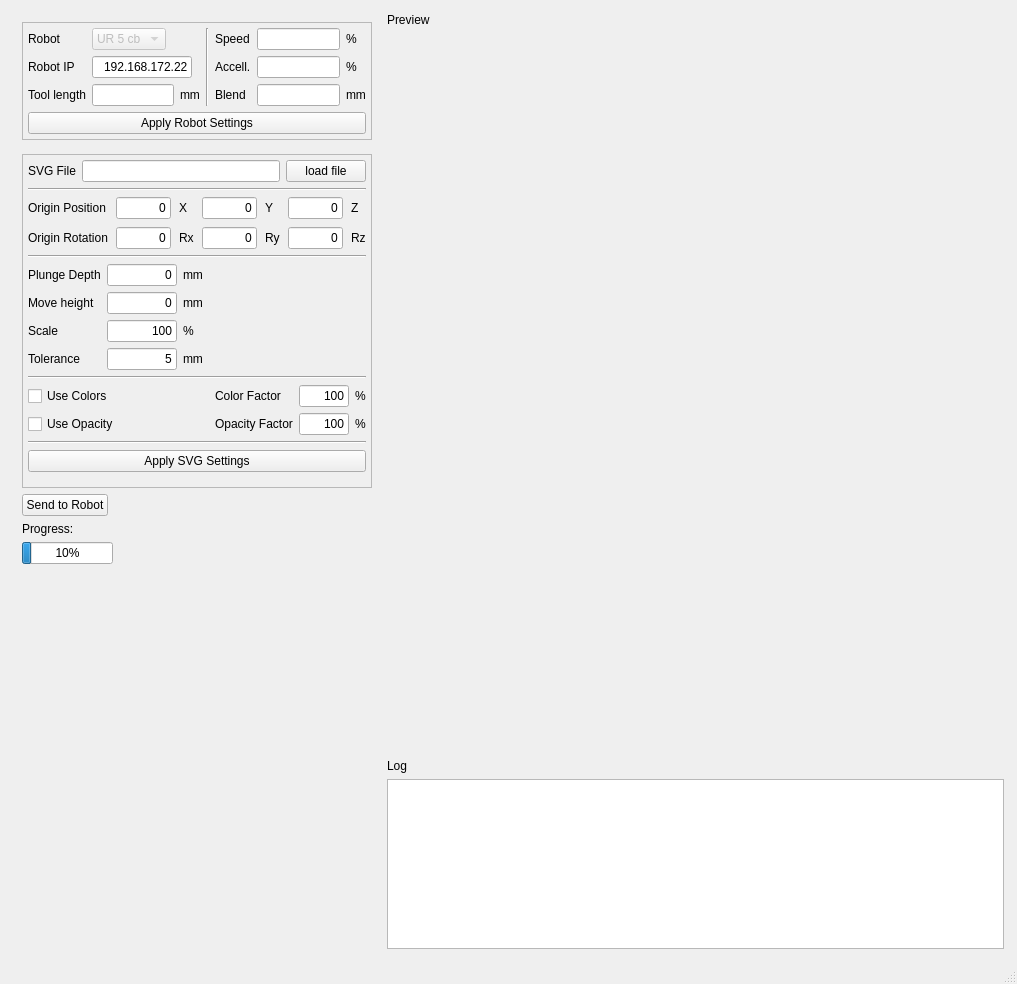
Above: UR_playground_mainwindow03.ui from robin-gdwl/UR_Playground before the change. Below: the same form after it.
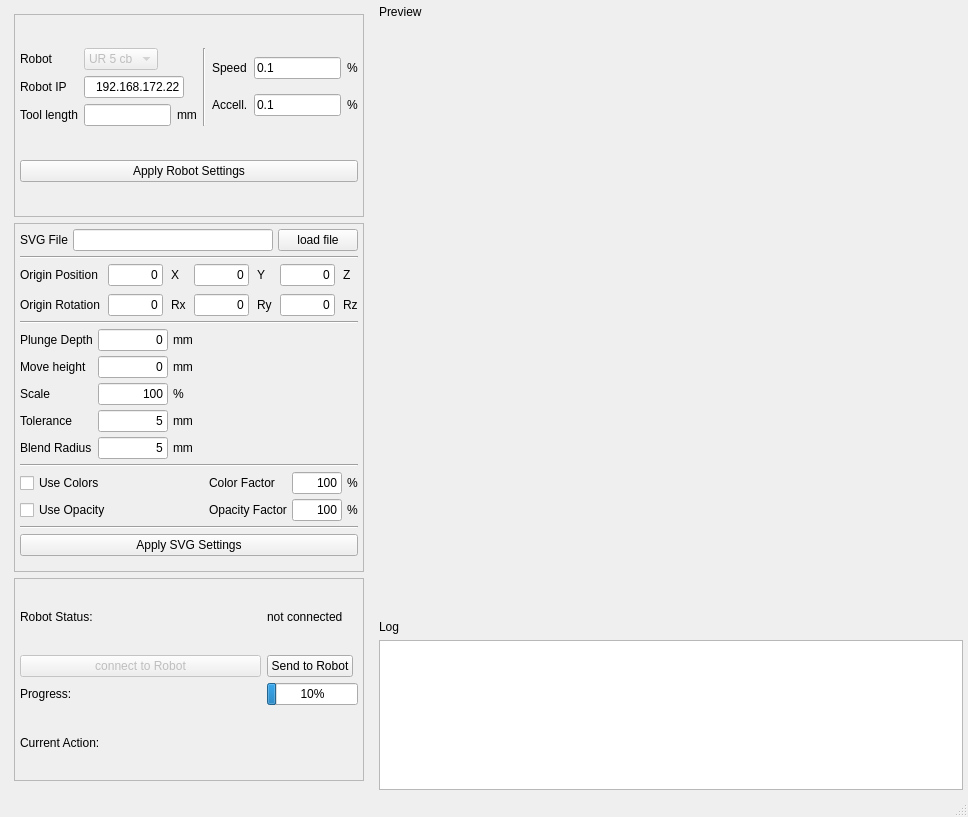
That is the form after the change.

Patch:
```diff
--- a/UR_playground_mainwindow03.ui
+++ b/UR_playground_mainwindow03.ui
@@ -6,26 +6,29 @@
    <rect>
     <x>0</x>
     <y>0</y>
-    <width>1017</width>
-    <height>984</height>
+    <width>968</width>
+    <height>817</height>
    </rect>
   </property>
   <property name="windowTitle">
    <string>MainWindow</string>
   </property>
+  <property name="documentMode">
+   <bool>false</bool>
+  </property>
   <widget class="QWidget" name="centralwidget">
    <layout class="QHBoxLayout" name="horizontalLayout">
     <property name="leftMargin">
-     <number>13</number>
+     <number>5</number>
     </property>
     <property name="topMargin">
-     <number>13</number>
+     <number>5</number>
     </property>
     <property name="rightMargin">
-     <number>13</number>
+     <number>5</number>
     </property>
     <property name="bottomMargin">
-     <number>13</number>
+     <number>5</number>
     </property>
     <item>
      <widget class="QWidget" name="widget" native="true">
@@ -166,12 +169,9 @@
           <item row="0" column="2">
            <layout class="QGridLayout" name="gridLayout_5">
             <item row="1" column="1">
-             <widget class="QLineEdit" name="lineEdit_4"/>
-            </item>
-            <item row="2" column="0">
-             <widget class="QLabel" name="label_30">
+             <widget class="QLineEdit" name="valAccell">
               <property name="text">
-               <string>Blend</string>
+               <string>0.1</string>
               </property>
              </widget>
             </item>
@@ -189,11 +189,12 @@
               </property>
              </widget>
             </item>
-            <item row="2" column="1">
-             <widget class="QLineEdit" name="lineEdit_5"/>
-            </item>
             <item row="0" column="1">
-             <widget class="QLineEdit" name="lineEdit_3"/>
+             <widget class="QLineEdit" name="valSpeed">
+              <property name="text">
+               <string>0.1</string>
+              </property>
+             </widget>
             </item>
             <item row="0" column="2">
              <widget class="QLabel" name="label_32">
@@ -209,13 +210,6 @@
               </property>
              </widget>
             </item>
-            <item row="2" column="2">
-             <widget class="QLabel" name="label_33">
-              <property name="text">
-               <string>mm</string>
-              </property>
-             </widget>
-            </item>
            </layout>
           </item>
           <item row="0" column="1">
@@ -235,22 +229,6 @@
          </layout>
         </widget>
        </item>
-       <item>
-        <spacer name="verticalSpacer_3">
-         <property name="orientation">
-          <enum>Qt::Vertical</enum>
-         </property>
-         <property name="sizeType">
-          <enum>QSizePolicy::Fixed</enum>
-         </property>
-         <property name="sizeHint" stdset="0">
-          <size>
-           <width>20</width>
-           <height>8</height>
-          </size>
-         </property>
-        </spacer>
-       </item>
        <item>
         <widget class="QFrame" name="svgFileSettings">
          <property name="sizePolicy">
@@ -304,6 +282,9 @@
           </property>
           <item>
            <layout class="QVBoxLayout" name="verticalLayout_2">
+            <property name="spacing">
+             <number>5</number>
+            </property>
             <item>
              <layout class="QHBoxLayout" name="SVGFile" stretch="0,1,0">
               <item>
@@ -502,19 +483,6 @@
             </item>
             <item>
              <layout class="QGridLayout" name="PlungeMoveTol">
-              <item row="2" column="0">
-               <widget class="QLabel" name="label_14">
-                <property name="sizePolicy">
-                 <sizepolicy hsizetype="Preferred" vsizetype="Minimum">
-                  <horstretch>0</horstretch>
-                  <verstretch>0</verstretch>
-                 </sizepolicy>
-                </property>
-                <property name="text">
-                 <string>Move height</string>
-                </property>
-               </widget>
-              </item>
               <item row="1" column="0">
                <widget class="QLabel" name="label_16">
                 <property name="sizePolicy">
@@ -528,6 +496,19 @@
                 </property>
                </widget>
               </item>
+              <item row="2" column="0">
+               <widget class="QLabel" name="label_14">
+                <property name="sizePolicy">
+                 <sizepolicy hsizetype="Preferred" vsizetype="Minimum">
+                  <horstretch>0</horstretch>
+                  <verstretch>0</verstretch>
+                 </sizepolicy>
+                </property>
+                <property name="text">
+                 <string>Move height</string>
+                </property>
+               </widget>
+              </item>
               <item row="4" column="2">
                <widget class="QLabel" name="label_23">
                 <property name="text">
@@ -719,6 +700,36 @@
                 </property>
                </widget>
               </item>
+              <item row="5" column="0">
+               <widget class="QLabel" name="label_35">
+                <property name="text">
+                 <string>Blend Radius</string>
+                </property>
+               </widget>
+              </item>
+              <item row="5" column="1">
+               <widget class="QLineEdit" name="valBlend">
+                <property name="maximumSize">
+                 <size>
+                  <width>70</width>
+                  <height>16777215</height>
+                 </size>
+                </property>
+                <property name="text">
+                 <string>5</string>
+                </property>
+                <property name="alignment">
+                 <set>Qt::AlignRight|Qt::AlignTrailing|Qt::AlignVCenter</set>
+                </property>
+               </widget>
+              </item>
+              <item row="5" column="2">
+               <widget class="QLabel" name="label_36">
+                <property name="text">
+                 <string>mm</string>
+                </property>
+               </widget>
+              </item>
              </layout>
             </item>
             <item>
@@ -882,6 +893,49 @@
         </widget>
        </item>
        <item>
+        <widget class="QFrame" name="frame_2">
+         <property name="frameShape">
+          <enum>QFrame::StyledPanel</enum>
+         </property>
+         <property name="frameShadow">
+          <enum>QFrame::Raised</enum>
+         </property>
+         <layout class="QGridLayout" name="gridLayout_6">
+          <property name="leftMargin">
+           <number>5</number>
+          </property>
+          <property name="topMargin">
+           <number>5</number>
+          </property>
+          <property name="rightMargin">
+           <number>5</number>
+          </property>
+          <property name="bottomMargin">
+           <number>5</number>
+          </property>
+          <item row="0" column="0">
+           <layout class="QGridLayout" name="gridLayout_4">
+            <item row="3" column="1">
+             <widget class="QLabel" name="label_38">
+              <property name="text">
+               <string> </string>
+              </property>
+             </widget>
+            </item>
+            <item row="0" column="0">
+             <widget class="QLabel" name="label_30">
+              <property name="sizePolicy">
+               <sizepolicy hsizetype="Minimum" vsizetype="Preferred">
+                <horstretch>0</horstretch>
+                <verstretch>0</verstretch>
+               </sizepolicy>
+              </property>
+              <property name="text">
+               <string>Robot Status:</string>
+              </property>
+             </widget>
+            </item>
+            <item row="1" column="1">
         <widget class="QPushButton" name="btnSend">
          <property name="sizePolicy">
           <sizepolicy hsizetype="Maximum" vsizetype="Fixed">
@@ -894,14 +948,34 @@
          </property>
         </widget>
        </item>
-       <item>
+            <item row="3" column="0">
+             <widget class="QLabel" name="label_37">
+              <property name="text">
+               <string>Current Action:</string>
+              </property>
+             </widget>
+            </item>
+            <item row="2" column="0">
         <widget class="QLabel" name="label_19">
+              <property name="sizePolicy">
+               <sizepolicy hsizetype="Minimum" vsizetype="Preferred">
+                <horstretch>0</horstretch>
+                <verstretch>0</verstretch>
+               </sizepolicy>
+              </property>
          <property name="text">
           <string>Progress:</string>
          </property>
         </widget>
        </item>
-       <item>
+            <item row="0" column="1">
+             <widget class="QLabel" name="label_33">
+              <property name="text">
+               <string>not connected</string>
+              </property>
+             </widget>
+            </item>
+            <item row="2" column="1">
         <widget class="QProgressBar" name="progressBar">
          <property name="sizePolicy">
           <sizepolicy hsizetype="Fixed" vsizetype="Fixed">
@@ -914,18 +988,20 @@
          </property>
         </widget>
        </item>
-       <item>
-        <spacer name="verticalSpacer">
-         <property name="orientation">
-          <enum>Qt::Vertical</enum>
-         </property>
-         <property name="sizeHint" stdset="0">
-          <size>
-           <width>20</width>
-           <height>40</height>
-          </size>
-         </property>
-        </spacer>
+            <item row="1" column="0">
+             <widget class="QPushButton" name="btnConnect">
+              <property name="enabled">
+               <bool>false</bool>
+              </property>
+              <property name="text">
+               <string>connect to Robot</string>
+              </property>
+             </widget>
+            </item>
+           </layout>
+          </item>
+         </layout>
+        </widget>
        </item>
       </layout>
      </widget>
@@ -973,22 +1049,10 @@
       </item>
       <item>
        <widget class="QTextBrowser" name="textBrowser">
-        <property name="sizePolicy">
-         <sizepolicy hsizetype="Expanding" vsizetype="Minimum">
-          <horstretch>0</horstretch>
-          <verstretch>0</verstretch>
-         </sizepolicy>
-        </property>
-        <property name="minimumSize">
-         <size>
-          <width>10</width>
-          <height>10</height>
-         </size>
-        </property>
         <property name="maximumSize">
          <size>
-          <width>1000</width>
-          <height>170</height>
+          <width>16777215</width>
+          <height>150</height>
          </size>
         </property>
        </widget>
```
Lines whose indentation alone changed are shown as unchanged.
